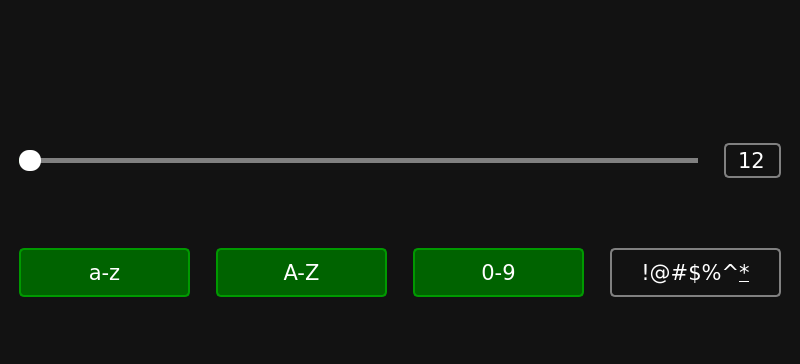
First picture: the form in ui/main.ui, repository wizand0/password_generator, before the edit; both pictures show x 0 to 800 and y 236 to 600 of the 800 by 600 pixel window.
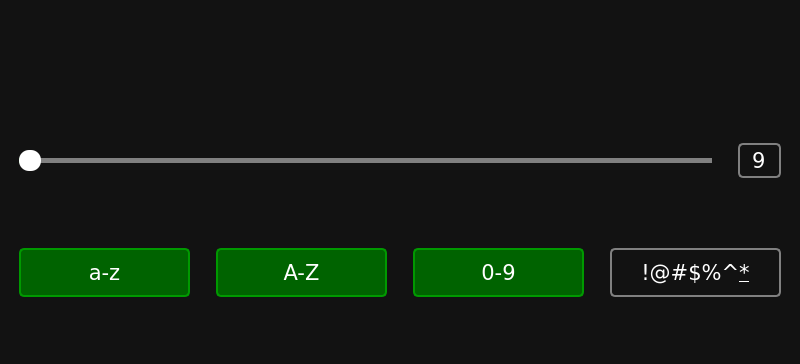
Second picture: the form after the edit. Icons and pictures are not drawn.

```diff
--- a/ui/main.ui
+++ b/ui/main.ui
@@ -268,10 +268,10 @@
 }</string>
         </property>
         <property name="minimum">
-         <number>12</number>
+         <number>5</number>
         </property>
         <property name="maximum">
-         <number>100</number>
+         <number>40</number>
         </property>
         <property name="orientation">
          <enum>Qt::Orientation::Horizontal</enum>
@@ -298,11 +298,14 @@
         <property name="buttonSymbols">
          <enum>QAbstractSpinBox::ButtonSymbols::NoButtons</enum>
         </property>
+        <property name="minimum">
+         <number>5</number>
+        </property>
         <property name="maximum">
-         <number>100</number>
+         <number>40</number>
         </property>
         <property name="value">
-         <number>12</number>
+         <number>9</number>
         </property>
        </widget>
       </item>
```
